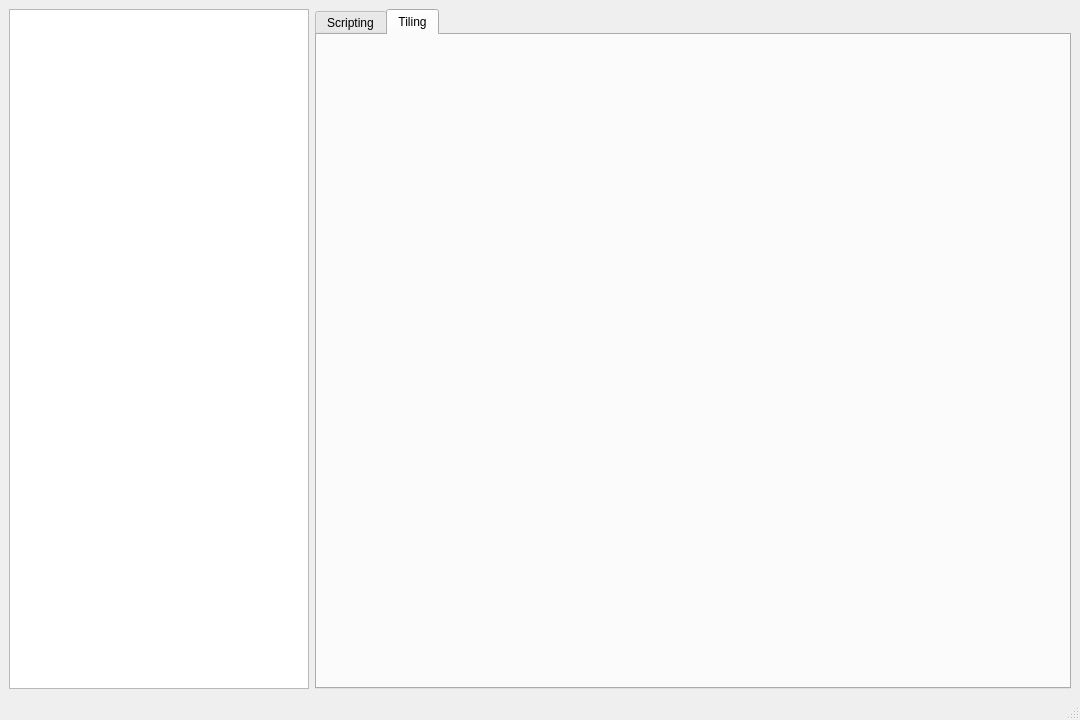
Old version of the form ide/ui/editorwindow.ui in the repository KelvinShadewing/brux-gdk.
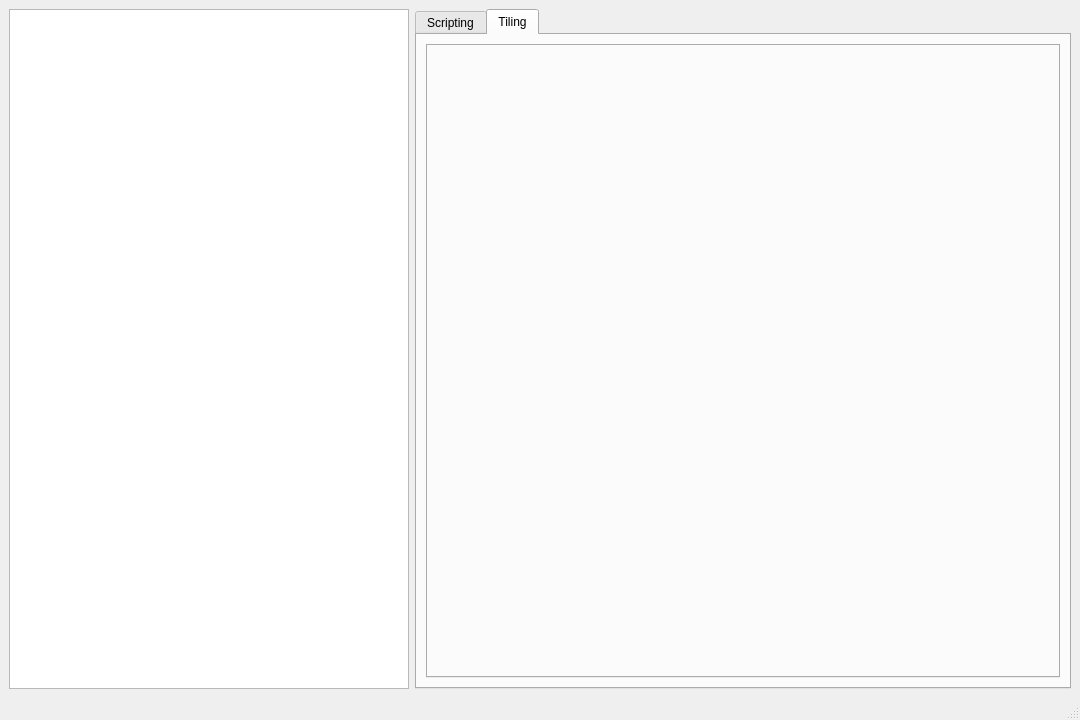
New version of the form. The open tabs and pages were chosen to show the change. Icons and pictures are not drawn.

Commit message: Increase treeView maximum width to 400

```diff
--- a/ide/ui/editorwindow.ui
+++ b/ide/ui/editorwindow.ui
@@ -27,7 +27,7 @@
        <widget class="QTreeView" name="treeView">
         <property name="maximumSize">
          <size>
-          <width>300</width>
+          <width>400</width>
           <height>16777215</height>
          </size>
         </property>
@@ -89,7 +89,27 @@
          <attribute name="title">
           <string>Tiling</string>
          </attribute>
-         <layout class="QHBoxLayout" name="horizontalLayout_3"/>
+         <layout class="QHBoxLayout" name="horizontalLayout_3">
+          <item>
+           <widget class="QTabWidget" name="tileTabs">
+            <property name="currentIndex">
+             <number>-1</number>
+            </property>
+            <property name="usesScrollButtons">
+             <bool>false</bool>
+            </property>
+            <property name="documentMode">
+             <bool>false</bool>
+            </property>
+            <property name="tabsClosable">
+             <bool>true</bool>
+            </property>
+            <property name="tabBarAutoHide">
+             <bool>false</bool>
+            </property>
+           </widget>
+          </item>
+         </layout>
         </widget>
        </widget>
       </item>
```
Left out of the diff: 2 changed lines with no effect on the pictures.
